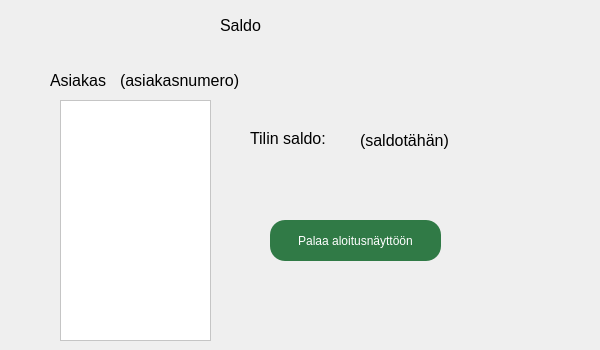
Before: the Qt Designer form frontend/saldo.ui in 22kmo-project/group_5, drawn with Qt 5.
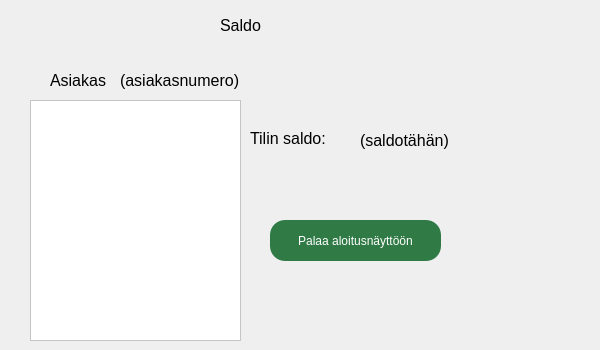
After: the same form once the commit is applied. Icons and pictures are not drawn.

What changed in the file:
```diff
--- a/frontend/saldo.ui
+++ b/frontend/saldo.ui
@@ -55,9 +55,9 @@
   <widget class="QTextBrowser" name="tilitapahtumabox">
    <property name="geometry">
     <rect>
-     <x>60</x>
+     <x>30</x>
      <y>100</y>
-     <width>151</width>
+     <width>211</width>
      <height>241</height>
     </rect>
    </property>
```
